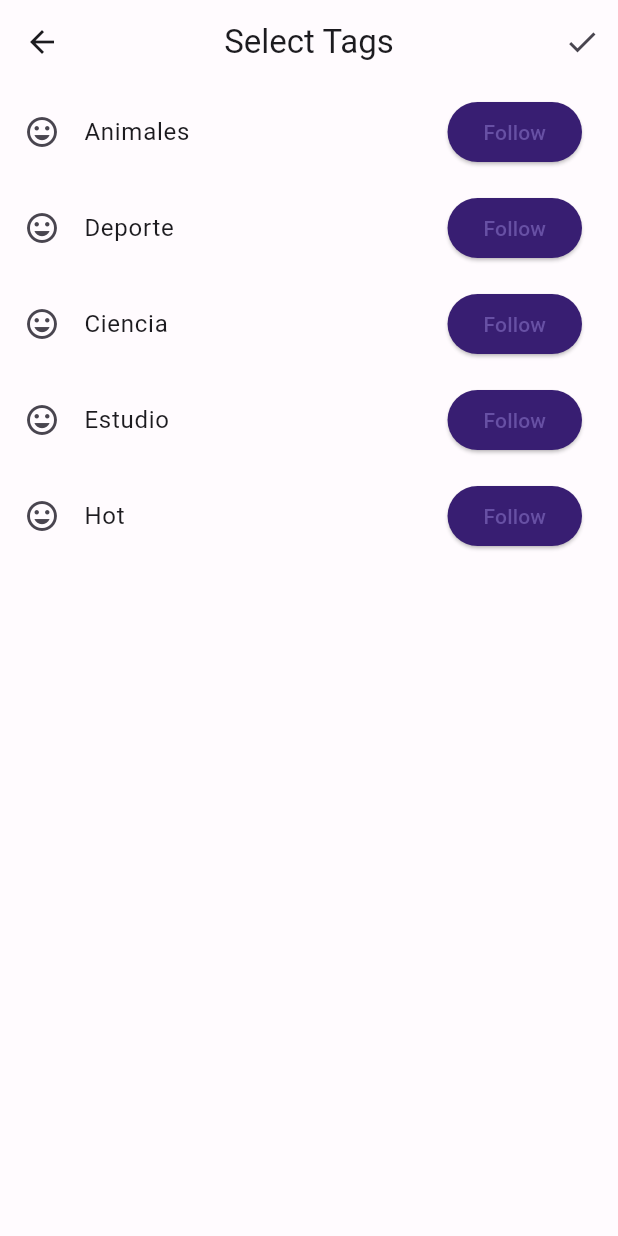
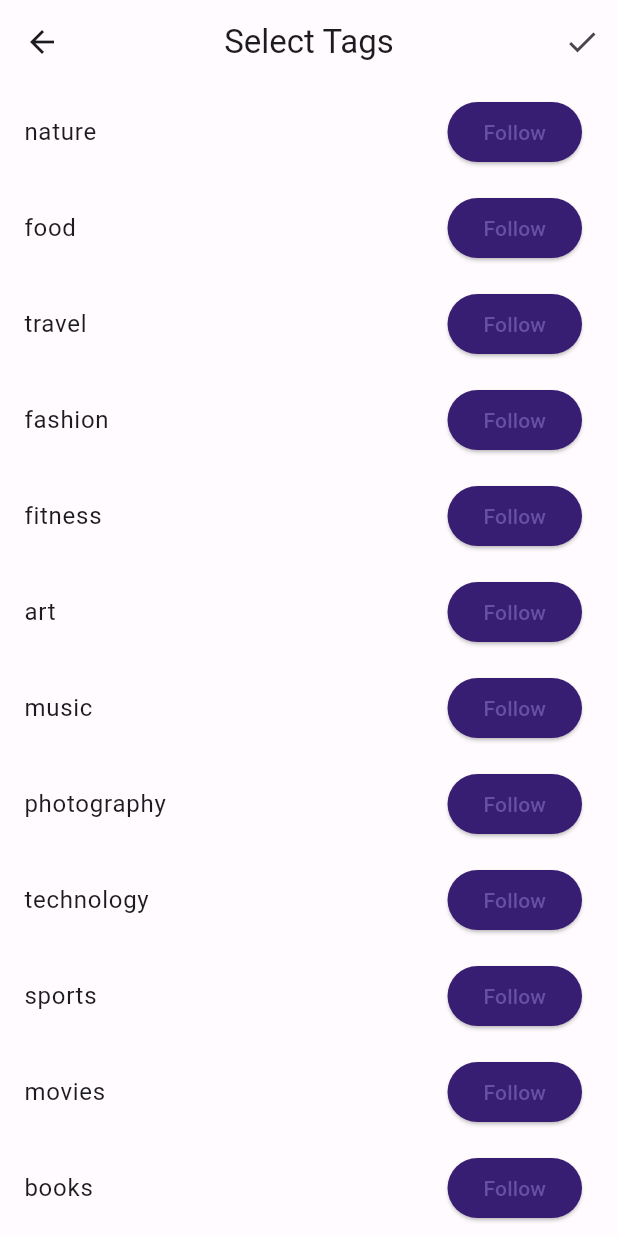
Before and after one commit to urielduana/SnapSnap, a Flutter app: the TagSelectScreen screen opened directly, on a phone screen of 412 x 824 dp. Run offline on Flutter 3.47's test engine with Material 2 defaults, Android fonts, the phone set to English and light mode, and no system bars; our stand-ins replace carousel_slider, dio, flutter_secure_storage, flutter_slidable, image_picker; missing offline and left inert: flutter_storage_path; accounts and stored records are empty.

Commit message:
select favoritetags

```diff
--- a/lib/screens/tags/tag_select.dart
+++ b/lib/screens/tags/tag_select.dart
@@ -1,5 +1,6 @@
 import 'dart:convert';
 import 'package:flutter/material.dart';
+import 'package:snapsnap/services/upTags.dart';
 
 class TagSelectScreen extends StatefulWidget {
   @override
@@ -9,25 +10,105 @@ class TagSelectScreen extends StatefulWidget {
 class _TagSelectScreenState extends State<TagSelectScreen> {
   final List<Map<String, dynamic>> tags = [
     {
-      'name': 'Animales',
-      'icon': Icons.tag_faces,
+      'id': 1,
+      'name': 'nature',
+      'icon': Icons.nature,
     },
     {
-      'name': 'Deporte',
-      'icon': Icons.tag_faces,
+      'id': 2,
+      'name': 'food',
+      'icon': Icons.fastfood,
     },
     {
-      'name': 'Ciencia',
-      'icon': Icons.tag_faces,
+      'id': 3,
+      'name': 'travel',
+      'icon': Icons.flight_takeoff,
     },
     {
-      'name': 'Estudio',
-      'icon': Icons.tag_faces,
+      'id': 4,
+      'name': 'fashion',
+      'icon': Icons.shopping_bag,
     },
     {
-      'name': 'Hot',
+      'id': 5,
+      'name': 'fitness',
+      'icon': Icons.fitness_center,
+    },
+    {
+      'id': 6,
+      'name': 'art',
+      'icon': Icons.palette,
+    },
+    {
+      'id': 7,
+      'name': 'music',
+      'icon': Icons.music_note,
+    },
+    {
+      'id': 8,
+      'name': 'photography',
+      'icon': Icons.camera_alt,
+    },
+    {
+      'id': 9,
+      'name': 'technology',
+      'icon': Icons.computer,
+    },
+    {
+      'id': 10,
+      'name': 'sports',
+      'icon': Icons.sports_soccer,
+    },
+    {
+      'id': 11,
+      'name': 'movies',
+      'icon': Icons.movie,
+    },
+    {
+      'id': 12,
+      'name': 'books',
+      'icon': Icons.book,
+    },
+    {
+      'id': 13,
+      'name': 'health',
+      'icon': Icons.favorite,
+    },
+    {
+      'id': 14,
+      'name': 'quotes',
+      'icon': Icons.format_quote,
+    },
+    {
+      'id': 15,
+      'name': 'cars',
+      'icon': Icons.directions_car,
+    },
+    {
+      'id': 16,
+      'name': 'beauty',
+      'icon': Icons.face,
+    },
+    {
+      'id': 17,
+      'name': 'business',
+      'icon': Icons.business,
+    },
+    {
+      'id': 18,
+      'name': 'humor',
+      'icon': Icons.emoji_emotions,
+    },
+    {
+      'id': 19,
+      'name': 'education',
+      'icon': Icons.school,
+    },
+    {
+      'id': 20,
+      'name': 'animals',
       'icon': Icons.tag_faces,
-    },
+    }
   ];
 
   List<Map<String, dynamic>> selectedTags = [];
@@ -42,47 +123,28 @@ class _TagSelectScreenState extends State<TagSelectScreen> {
       if (selectedTags.any((element) => mapEquals(element, tag))) {
         selectedTags.removeWhere((element) => mapEquals(element, tag));
       } else {
-        selectedTags.add(tag);
+        selectedTags.add({
+          'name': tag['name'],
+          'id': tag['id'],
+        });
       }
     });
   }
 
-  void showSelectedTagsDialog() {
-    showDialog(
-      context: context,
-      builder: (BuildContext context) {
-        return AlertDialog(
-          title: Text('Tags seleccionados'),
-          content: SingleChildScrollView(
-            child: ListBody(
-              children: selectedTags
-                  .map((tag) => Text(tag['name']))
-                  .toList(),
-            ),
-          ),
-          actions: [
-            TextButton(
-              child: Text('Cerrar'),
-              onPressed: () {
-                Navigator.of(context).pop();
-              },
-            ),
-          ],
-        );
-      },
-    );
+  void SelectedTags() {
+    updateTags(selectedTags);
   }
 
   @override
   Widget build(BuildContext context) {
     return Scaffold(
       appBar: AppBar(
-        title: Text('Select Tags'),
+        title: const Text('Select Tags'),
         centerTitle: true,
         actions: [
           IconButton(
-            icon: Icon(Icons.check),
-            onPressed: showSelectedTagsDialog,
+            icon: const Icon(Icons.check),
+            onPressed: SelectedTags,
           ),
         ],
       ),
@@ -108,11 +170,14 @@ class _TagSelectScreenState extends State<TagSelectScreen> {
                     backgroundColor: MaterialStateProperty.resolveWith<Color>(
                       (Set<MaterialState> states) {
                         if (states.contains(MaterialState.pressed)) {
-                          return Colors.deepPurpleAccent; // Color cuando se presiona el botón
+                          return Colors
+                              .deepPurpleAccent; // Color cuando se presiona el botón
                         }
                         return isSelected
-                            ? Color.fromARGB(255, 43, 38, 53) // Color cuando está seleccionado
-                            : Color(0xFF381E72); // Color cuando no está seleccionado
+                            ? const Color.fromARGB(255, 43, 38,
+                                53) // Color cuando está seleccionado
+                            : const Color(
+                                0xFF381E72); // Color cuando no está seleccionado
                       },
                     ),
                   ),
@@ -120,7 +185,6 @@ class _TagSelectScreenState extends State<TagSelectScreen> {
                 ),
               ],
             ),
-            leading: Icon(tag['icon']),
             onTap: () {
               toggleTagSelection(tag);
             },
```
Also changed, not shown: lib/services/upTags.dart (added, +29 -0 lines).
